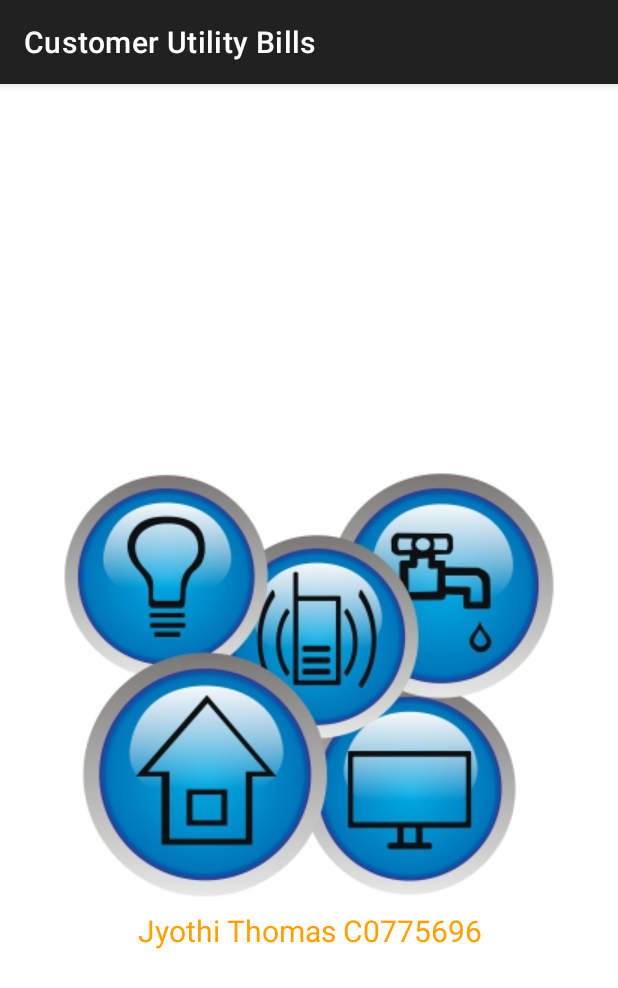
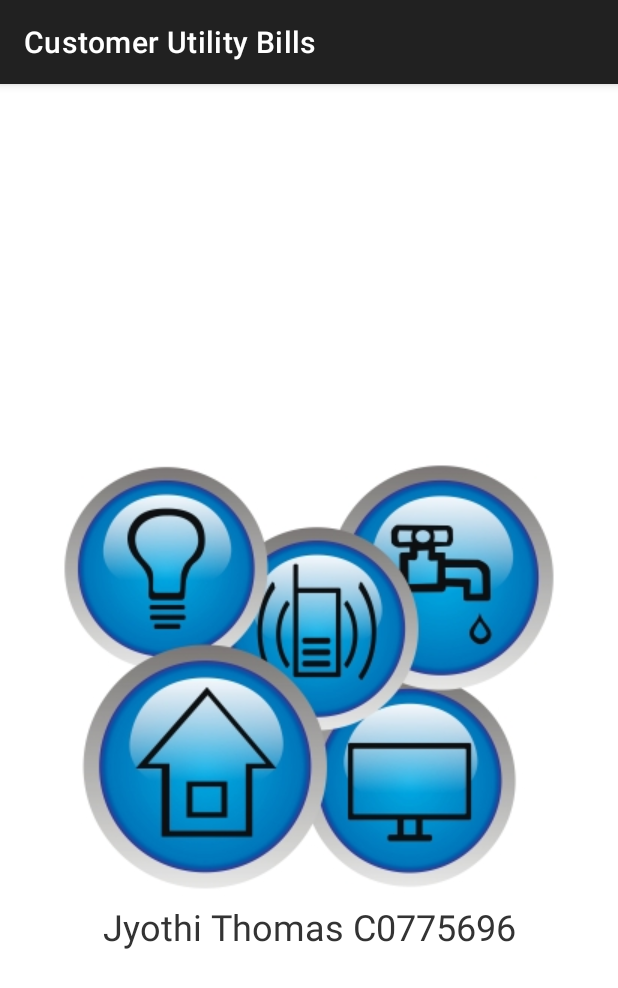
Before and after one commit to jyothithomas/C0775696_W2020_MAD3125_FP, an Android app: the SplashActivity screen opened directly, with no data from a screen before it, on a phone screen of 412 x 824 dp. Shown: the top 988 px of the screen. Run offline under Robolectric (Android 15) with nearby library versions, the phone set to English and light mode, and no system bars.

Commit message:
[JT] splash screen changed

```diff
--- a/app/src/main/res/layout/activity_splash.xml
+++ b/app/src/main/res/layout/activity_splash.xml
@@ -21,9 +21,9 @@
         android:layout_marginBottom="190dp"
         android:gravity="center_horizontal"
         android:id="@+id/textView"
-        android:textColor="#ffa000"
+        android:textColor="#333"
         android:text="Jyothi Thomas C0775696"
-        android:textSize="20dp"
+        android:textSize="24dp"
         android:layout_alignParentRight="true"
         android:layout_alignParentBottom="true"
         android:layout_alignParentLeft="true"/>
```
